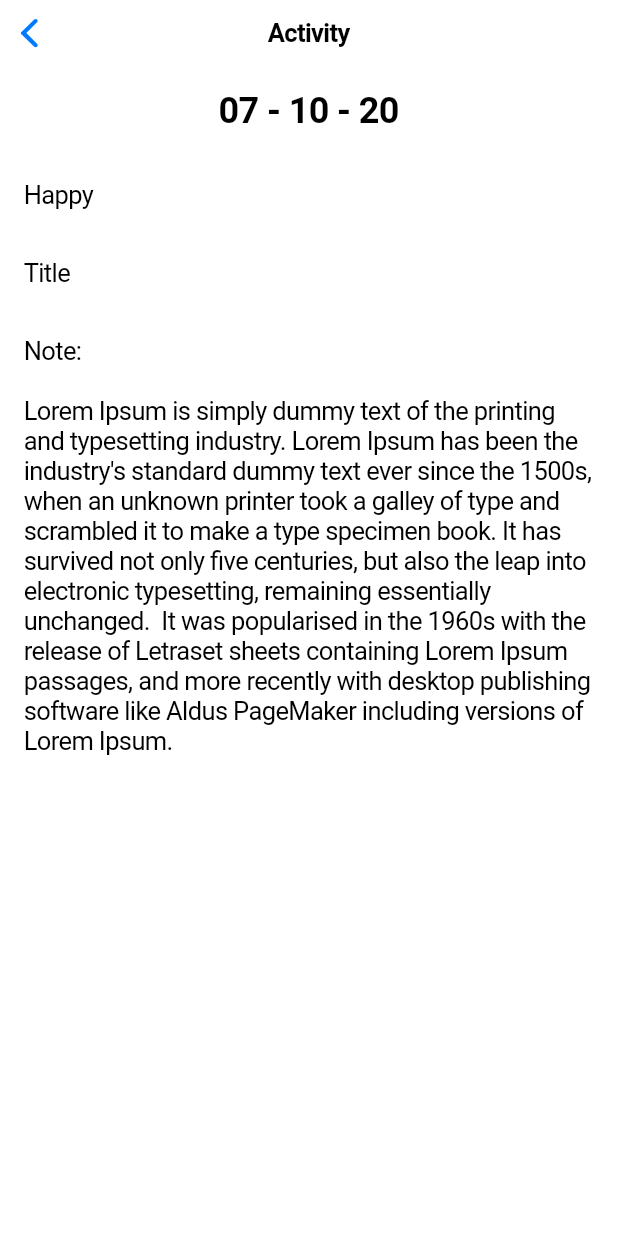
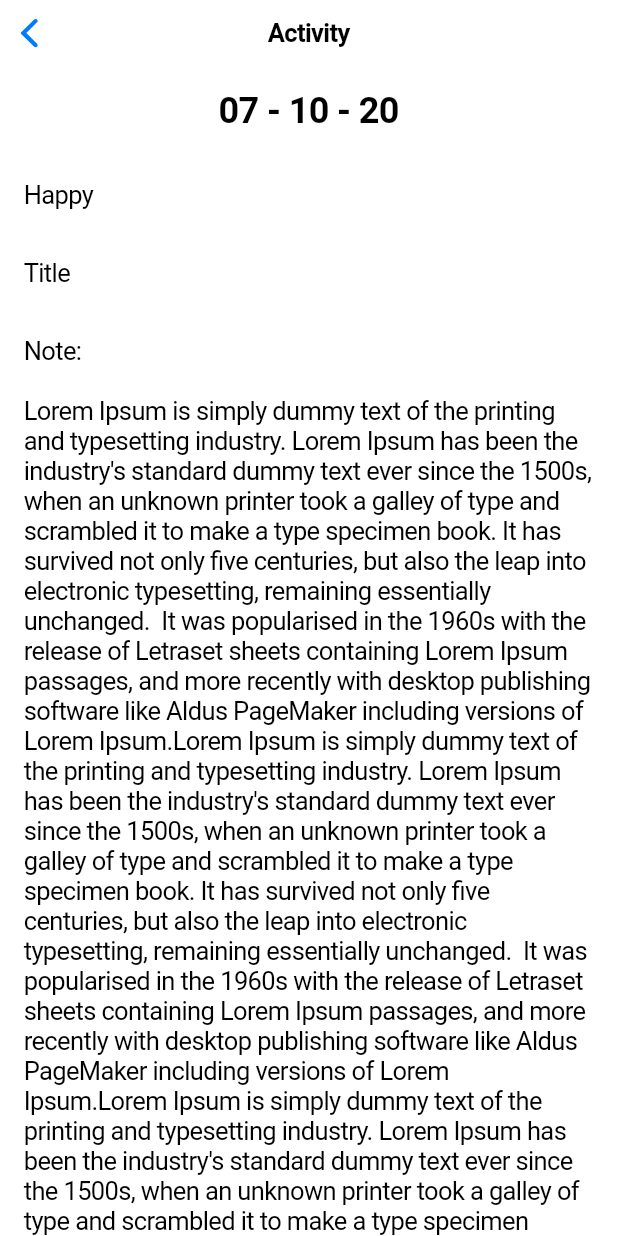
Before and after one commit to Blocship/star_book, a Flutter app: the ActivityPage screen opened by its route, on a phone screen of 412 x 824 dp. Run offline on Flutter 3.47's test engine with Material 2 defaults, Android fonts, the phone set to English and light mode, and no system bars; our stand-ins replace modal_bottom_sheet.

Commit message:
Fixed overflowing error using SingleChildScrollView

```diff
--- a/lib/screens/activity_page.dart
+++ b/lib/screens/activity_page.dart
@@ -11,8 +11,8 @@ class ActivityPage extends StatelessWidget {
       navigationBar: c.CupertinoNavigationBar(
         middle: Text('Activity'),
       ),
+      child: c.SingleChildScrollView(
         child: SafeArea(
-        bottom: false,
           child: c.Column(
             crossAxisAlignment: c.CrossAxisAlignment.start,
             children: [
@@ -44,11 +44,24 @@ class ActivityPage extends StatelessWidget {
                     " when an unknown printer took a galley of type and scrambled it to make a type specimen book." +
                     " It has survived not only five centuries, but also the leap into electronic typesetting, remaining essentially unchanged. " +
                     " It was popularised in the 1960s with the release of Letraset sheets containing Lorem Ipsum passages," +
+                    " and more recently with desktop publishing software like Aldus PageMaker including versions of Lorem Ipsum." +
+                    "Lorem Ipsum is simply dummy text of the printing and typesetting industry." +
+                    " Lorem Ipsum has been the industry's standard dummy text ever since the 1500s," +
+                    " when an unknown printer took a galley of type and scrambled it to make a type specimen book." +
+                    " It has survived not only five centuries, but also the leap into electronic typesetting, remaining essentially unchanged. " +
+                    " It was popularised in the 1960s with the release of Letraset sheets containing Lorem Ipsum passages," +
+                    " and more recently with desktop publishing software like Aldus PageMaker including versions of Lorem Ipsum." +
+                    "Lorem Ipsum is simply dummy text of the printing and typesetting industry." +
+                    " Lorem Ipsum has been the industry's standard dummy text ever since the 1500s," +
+                    " when an unknown printer took a galley of type and scrambled it to make a type specimen book." +
+                    " It has survived not only five centuries, but also the leap into electronic typesetting, remaining essentially unchanged. " +
+                    " It was popularised in the 1960s with the release of Letraset sheets containing Lorem Ipsum passages," +
                     " and more recently with desktop publishing software like Aldus PageMaker including versions of Lorem Ipsum."),
               ),
             ],
           ),
         ),
+      ),
     );
   }
 }
```
Lines whose indentation alone changed are shown as unchanged.
